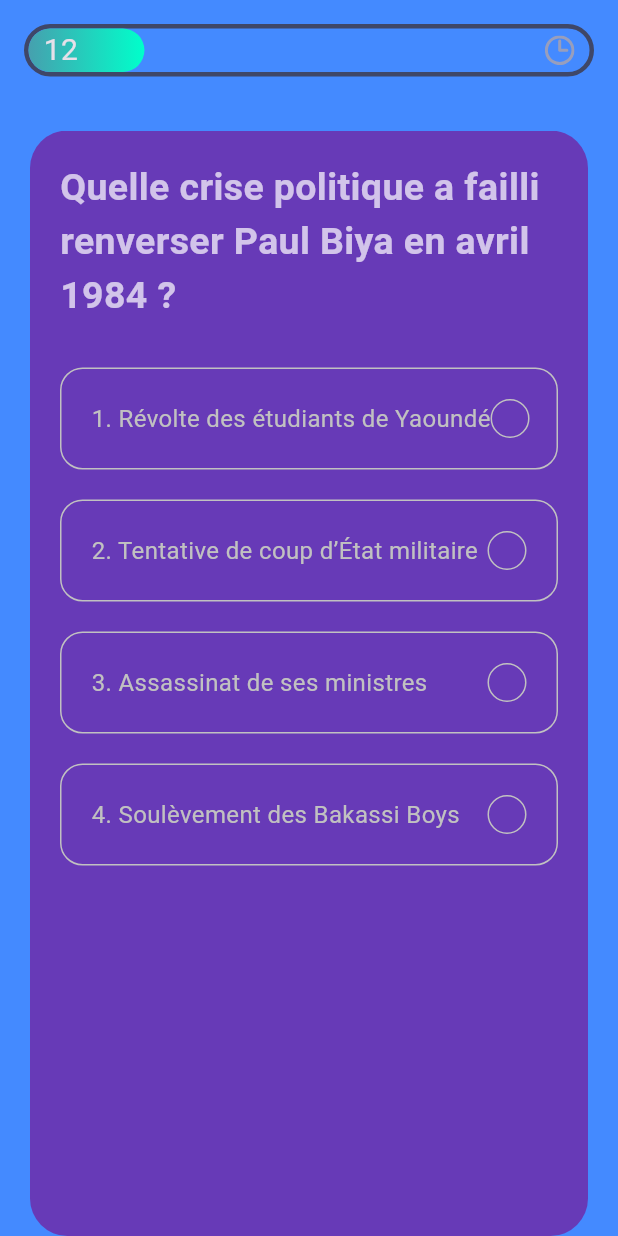
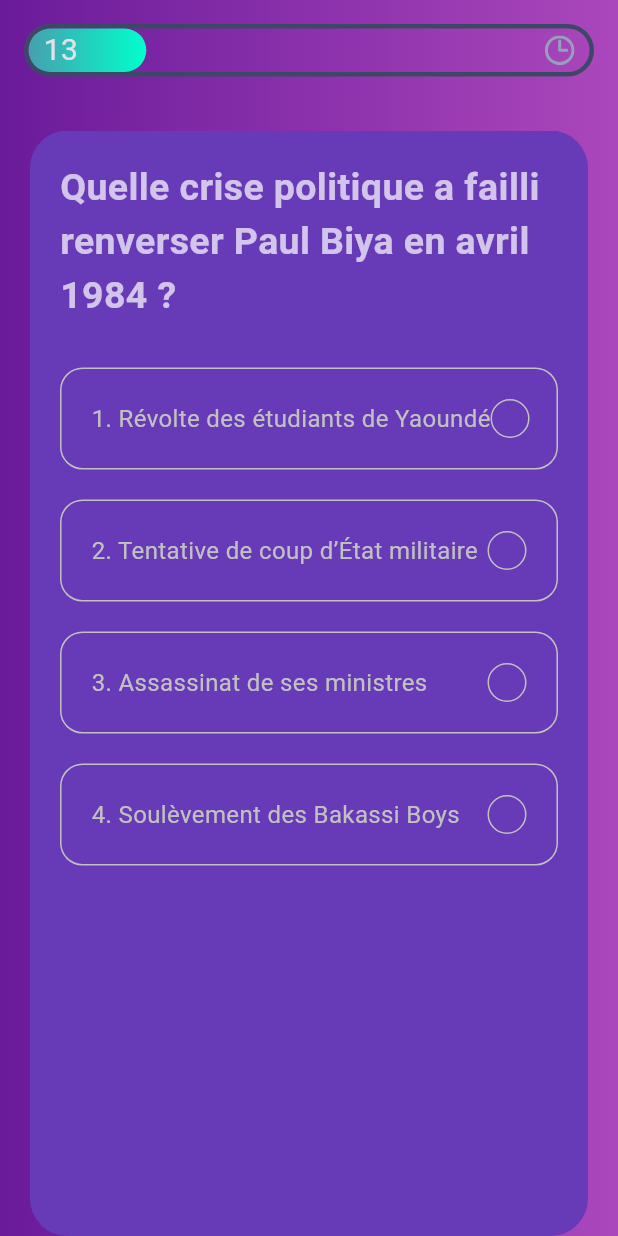
Before and after one commit to Idriss-rayan/familyquiz, a Flutter app: the Level screen opened directly, swiped to page 4, on a phone screen of 412 x 824 dp. Run offline on Flutter 3.47's test engine with Material 3 defaults, Android fonts, the phone set to English and light mode, and no system bars; our stand-ins replace animate_do, get, google_fonts, supabase_flutter, websafe_svg; accounts and stored records are empty; Roboto replaces fonts that are missing (Alexandria).

Commit message:
divider question

```diff
--- a/lib/main.dart
+++ b/lib/main.dart
@@ -1,5 +1,6 @@
 import 'package:familyquiz/auth/auth_gate.dart';
 import 'package:familyquiz/quiz_set/level_quiz/level_card.dart';
+import 'package:familyquiz/quiz_set/level_quiz/level_quiz.dart';
 import 'package:flutter/material.dart';
 import 'package:get/get_navigation/src/root/get_material_app.dart';
 import 'package:supabase_flutter/supabase_flutter.dart';
@@ -23,7 +24,7 @@ class MyApp extends StatelessWidget {
       title: 'African Quiz',
       debugShowCheckedModeBanner: false,
       theme: ThemeData.dark(),
-      home: LevelCard(),
+      home: Level(),
     );
   }
 }
--- a/lib/quiz_set/level_quiz/level_card.dart
+++ b/lib/quiz_set/level_quiz/level_card.dart
@@ -13,7 +13,7 @@ class LevelCard extends StatelessWidget {
       body: ListView.builder(
         itemCount: 3,
         itemBuilder: (context, index) {
-          return Level();
+          return Scaffold(body: Level());
         },
       ),
     );
--- a/lib/quiz_set/level_quiz/level_quiz.dart
+++ b/lib/quiz_set/level_quiz/level_quiz.dart
@@ -15,7 +15,8 @@ class Level extends StatelessWidget {
         width: double.infinity,
         height: double.infinity,
         decoration: BoxDecoration(
-          color: Colors.blueAccent,
+          gradient:
+              LinearGradient(colors: [Color(0xFF6A1B9A), Color(0xFFAB47BC)]),
           borderRadius: BorderRadius.circular(0),
         ),
         child: Stack(
--- a/lib/quiz_set/level_quiz/list_quiz.dart
+++ b/lib/quiz_set/level_quiz/list_quiz.dart
@@ -5,9 +5,7 @@ class ListQuiz extends StatelessWidget {
 
   @override
   Widget build(BuildContext context) {
-    return Material(
-      color: Colors.transparent,
-      child: Padding(
+    return Padding(
       padding: const EdgeInsets.all(8.0),
       child: Container(
         width: 500,
@@ -25,7 +23,6 @@ class ListQuiz extends StatelessWidget {
           ],
         ),
       ),
-      ),
     );
   }
 }
```
Lines whose indentation alone changed are shown as unchanged.
